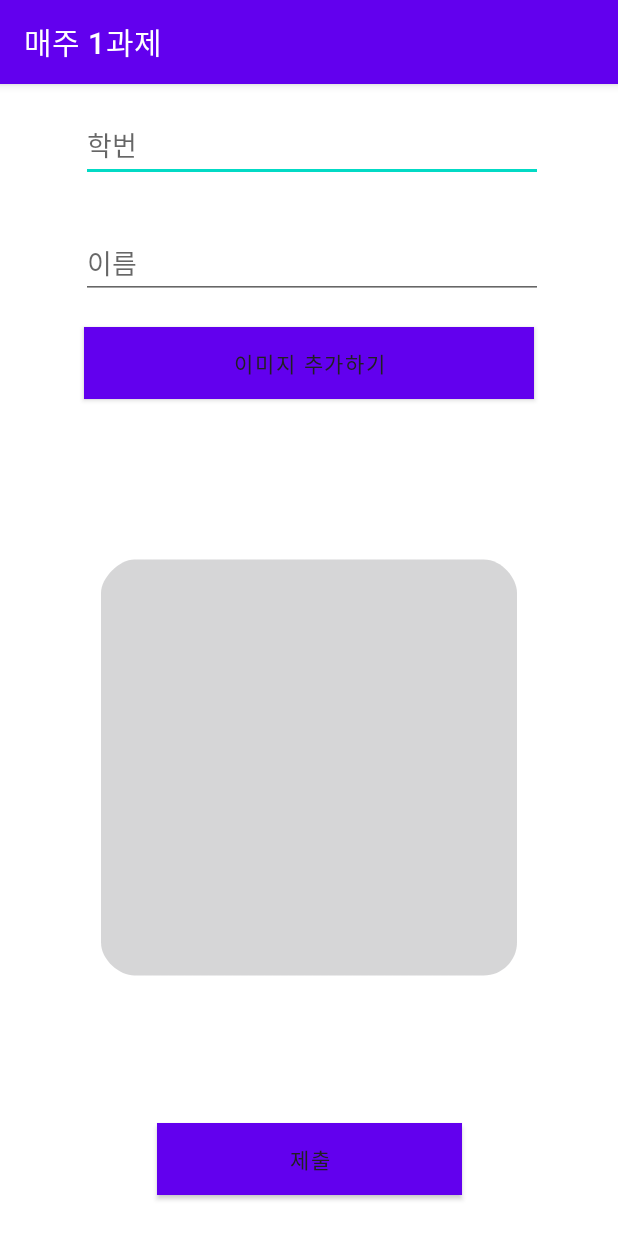
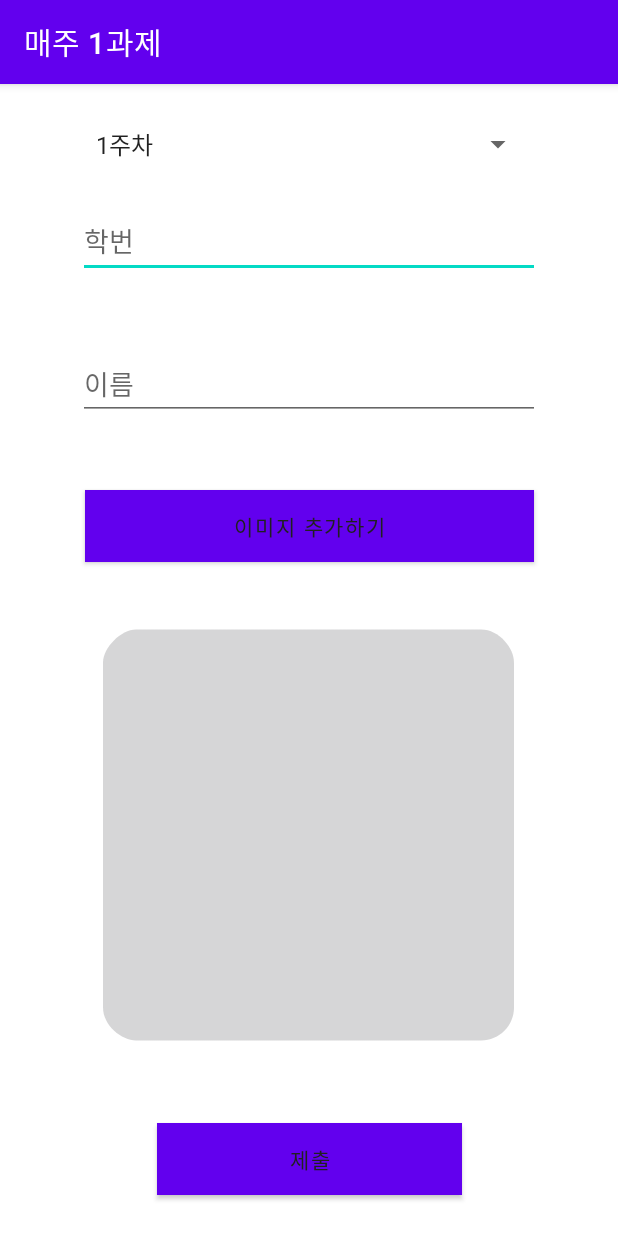
Before and after one commit to Profrog/maeju_test, an Android app: the SubmitActivity screen opened directly, with no data from a screen before it, on a phone screen of 412 x 824 dp. Run offline under Robolectric (Android 15) with nearby library versions, the phone set to English and light mode, and no system bars; our stand-ins replace Volley; network calls fail.

Commit message:
add-combobox

```diff
--- a/app/src/main/java/com/example/logintest/Configuration.java
+++ b/app/src/main/java/com/example/logintest/Configuration.java
@@ -3,7 +3,7 @@ package com.example.logintest;
 public class Configuration {
     // google apps script 연결, 자체 제작 api 활용
     // 이미지 파일이 현재 공유 문서함 드라이브에 기재되지 않는 문제 존재
-    public static final String APP_SCRIPT_WEB_APP_URL = "https://script.google.com/macros/s/AKfycbzVE_Yj5aerfheS7WUqilDQl0Ya1q9yVcdoqQ2xugxv4umtpmBTQN-SDOdVfd711LWL/exec";
+    public static final String APP_SCRIPT_WEB_APP_URL = "https://script.google.com/macros/s/AKfycbzyAWZ9IdbwE7Zd7TWnAIHqvLtq6OO-fAOTxpknB6Jye4S0jEHc6ZgkqsDWBHPz-9MCmw/exec";
     public static final String ADD_USER_URL = APP_SCRIPT_WEB_APP_URL;
 
     // 학번, 이름, 이미지 변수
@@ -13,4 +13,7 @@ public class Configuration {
 
     //google spreadsheet insert 동작 변수
     public  static final String KEY_ACTION = "action";
+
+    //google spreadsheet 주차 변수
+    public static final String KEY_WEEK = "week";
 }
--- a/app/src/main/java/com/example/logintest/SubmitActivity.java
+++ b/app/src/main/java/com/example/logintest/SubmitActivity.java
@@ -4,6 +4,7 @@ import static com.example.logintest.Configuration.KEY_ACTION;
 import static com.example.logintest.Configuration.KEY_ID;
 import static com.example.logintest.Configuration.KEY_IMAGE;
 import static com.example.logintest.Configuration.KEY_NAME;
+import static com.example.logintest.Configuration.KEY_WEEK;
 
 import android.app.ProgressDialog;
 import android.content.Intent;
@@ -14,9 +15,12 @@ import android.provider.MediaStore;
 import android.util.Base64;
 import android.util.Log;
 import android.view.View;
+import android.widget.AdapterView;
+import android.widget.ArrayAdapter;
 import android.widget.Button;
 import android.widget.EditText;
 import android.widget.ImageView;
+import android.widget.Spinner;
 import android.widget.Toast;
 
 import androidx.appcompat.app.AppCompatActivity;
@@ -35,12 +39,15 @@ import java.util.Map;
 
 public class SubmitActivity extends AppCompatActivity implements View.OnClickListener {
 
+    private Spinner chk_week;
+
     // 학번, 이름, 이미지, 이미지 추가 및 제출 버튼
     private EditText editTextUserName;
     private EditText editTextUserId;
     private ImageView imageViewUserImage;
     private Button buttonSubmit,buttonAddImage;
     String userImage;
+    String spinnerWeek;
 
     private final int PICK_IMAGE_REQUEST = 1;
 
@@ -50,6 +57,33 @@ public class SubmitActivity extends AppCompatActivity implements View.OnClickLis
     protected void onCreate(Bundle savedInstanceState) {
         super.onCreate(savedInstanceState);
         setContentView(R.layout.activity_submit);
+
+        // spinner 받아오기
+        chk_week = (Spinner) findViewById(R.id.sp_week);
+
+        // 문자열 배열과 기본 스피너 레이아웃을 사용하여 array adapter 만들기
+        ArrayAdapter<CharSequence> adapter = ArrayAdapter.createFromResource(this,
+                R.array.my_array, android.R.layout.simple_dropdown_item_1line);
+
+        // 선택 목록이 나타날 때 사용할 레이아웃을 지정
+        adapter.setDropDownViewResource(android.R.layout.simple_dropdown_item_1line);
+
+        // 스피너에 어댑터 적용
+        chk_week.setAdapter(adapter);
+
+        chk_week.setOnItemSelectedListener(new AdapterView.OnItemSelectedListener() {
+            // 선택되면
+            @Override
+            public void onItemSelected(AdapterView<?> adapterView, View view, int position, long id){
+                spinnerWeek = chk_week.getSelectedItem().toString().trim();
+            }
+            // 선택 안되면
+            @Override
+            public void onNothingSelected(AdapterView<?> adapterView) {
+
+            }
+
+        });
 
         editTextUserId = (EditText) findViewById(R.id.et_uid);
         editTextUserName = (EditText) findViewById(R.id.et_uname);
@@ -117,6 +151,7 @@ public class SubmitActivity extends AppCompatActivity implements View.OnClickLis
                 params.put(KEY_ID,userId);
                 params.put(KEY_NAME,userName);
                 params.put(KEY_IMAGE,userImage);
+                params.put(KEY_WEEK,spinnerWeek);
 
                 return params;
             }
--- a/app/src/main/res/layout/activity_submit.xml
+++ b/app/src/main/res/layout/activity_submit.xml
@@ -5,14 +5,27 @@
     android:layout_width="match_parent"
     android:layout_height="match_parent">
 
+    <Spinner
+        android:id="@+id/sp_week"
+        android:layout_width="300dp"
+        android:layout_height="wrap_content"
+        android:layout_centerHorizontal="true"
+        android:minHeight="48dp"
+        app:layout_constraintBottom_toTopOf="@+id/et_uid"
+        app:layout_constraintEnd_toEndOf="parent"
+        app:layout_constraintStart_toStartOf="parent"
+        app:layout_constraintTop_toTopOf="parent"
+        tools:ignore="SpeakableTextPresentCheck,SpeakableTextPresentCheck" />
+
     <EditText
         android:id="@+id/et_uid"
         android:layout_width="0dp"
         android:layout_height="49dp"
-        android:layout_marginTop="16dp"
+        android:layout_marginTop="80dp"
         android:ems="10"
         android:hint="학번"
         android:inputType="textPersonName"
+        app:layout_constraintHorizontal_bias="0.0"
         app:layout_constraintLeft_toLeftOf="@+id/et_uname"
         app:layout_constraintRight_toRightOf="@+id/et_uname"
         app:layout_constraintTop_toTopOf="parent"
@@ -23,54 +36,43 @@
         android:id="@+id/et_uname"
         android:layout_width="308dp"
         android:layout_height="48dp"
-        android:layout_marginStart="54dp"
-        android:layout_marginLeft="54dp"
-        android:layout_marginTop="80dp"
-        android:layout_marginRight="26dp"
-        android:layout_marginBottom="81dp"
+        android:layout_marginTop="10dp"
+        android:layout_marginBottom="10dp"
         android:ems="10"
         android:hint="이름"
         android:inputType="textPersonName"
-        app:layout_constraintBottom_toTopOf="@+id/iv_uphoto"
-        app:layout_constraintRight_toRightOf="parent"
+        app:layout_constraintBottom_toTopOf="@+id/btn_image"
+        app:layout_constraintEnd_toEndOf="parent"
         app:layout_constraintStart_toStartOf="parent"
-        app:layout_constraintTop_toTopOf="@+id/et_uid"
+        app:layout_constraintTop_toBottomOf="@+id/et_uid"
         tools:layout_constraintBottom_creator="1"
         tools:layout_constraintRight_creator="1"
         tools:layout_constraintTop_creator="1" />
 
     <Button
         android:id="@+id/btn_image"
-        android:layout_width="0dp"
+        android:layout_width="299dp"
         android:layout_height="48dp"
-        android:layout_marginLeft="56dp"
-        android:layout_marginTop="162dp"
-        android:layout_marginRight="56dp"
+        android:layout_marginBottom="10dp"
         android:background="#4286f4"
         android:text="이미지 추가하기"
         android:textColor="#212121"
-        app:layout_constraintHorizontal_bias="0.0"
-        app:layout_constraintLeft_toLeftOf="parent"
-        app:layout_constraintRight_toRightOf="parent"
-        app:layout_constraintTop_toTopOf="parent"
+        app:layout_constraintBottom_toTopOf="@+id/iv_uphoto"
+        app:layout_constraintEnd_toEndOf="parent"
+        app:layout_constraintStart_toStartOf="parent"
         tools:layout_constraintLeft_creator="1"
         tools:layout_constraintRight_creator="1"
         tools:layout_constraintTop_creator="1" />
 
     <ImageView
         android:id="@+id/iv_uphoto"
-        android:layout_width="0dp"
-        android:layout_height="0dp"
-        android:layout_marginLeft="67dp"
-        android:layout_marginTop="62dp"
-        android:layout_marginRight="67dp"
-        android:layout_marginBottom="53dp"
-        app:layout_constraintBottom_toBottomOf="@+id/btn_submit"
-        app:layout_constraintHorizontal_bias="0.0"
-        app:layout_constraintLeft_toLeftOf="parent"
-        app:layout_constraintRight_toRightOf="parent"
-        app:layout_constraintTop_toTopOf="@+id/btn_image"
-        app:layout_constraintVertical_bias="0.0"
+        android:layout_width="274dp"
+        android:layout_height="344dp"
+        android:layout_marginBottom="20dp"
+        app:layout_constraintBottom_toTopOf="@+id/btn_submit"
+        app:layout_constraintEnd_toEndOf="parent"
+        app:layout_constraintHorizontal_bias="0.496"
+        app:layout_constraintStart_toStartOf="parent"
         app:srcCompat="@mipmap/ic_launcher"
         tools:layout_constraintBottom_creator="1"
         tools:layout_constraintLeft_creator="1"
--- /dev/null
+++ b/app/src/main/res/values/array.xml
@@ -0,0 +1,10 @@
+<?xml version="1.0" encoding="utf-8"?>
+<resources>
+    <string-array name="my_array">
+        <item>1주차</item>
+        <item>2주차</item>
+        <item>3주차</item>
+        <item>4주차</item>
+        <item>5주차</item>
+    </string-array>
+</resources>
```
